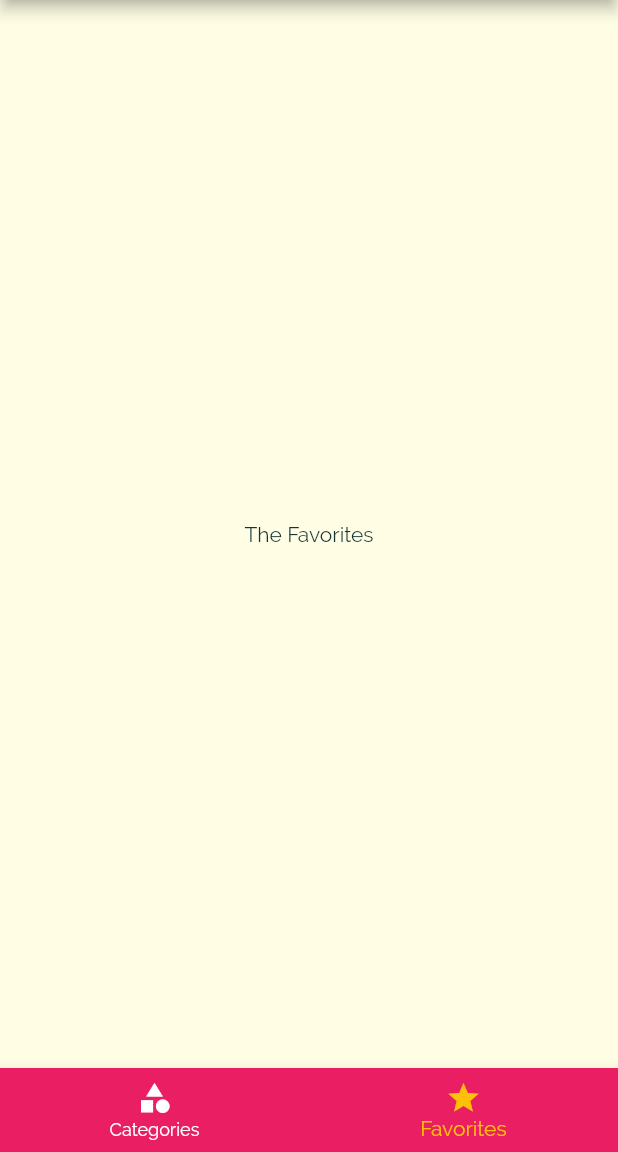
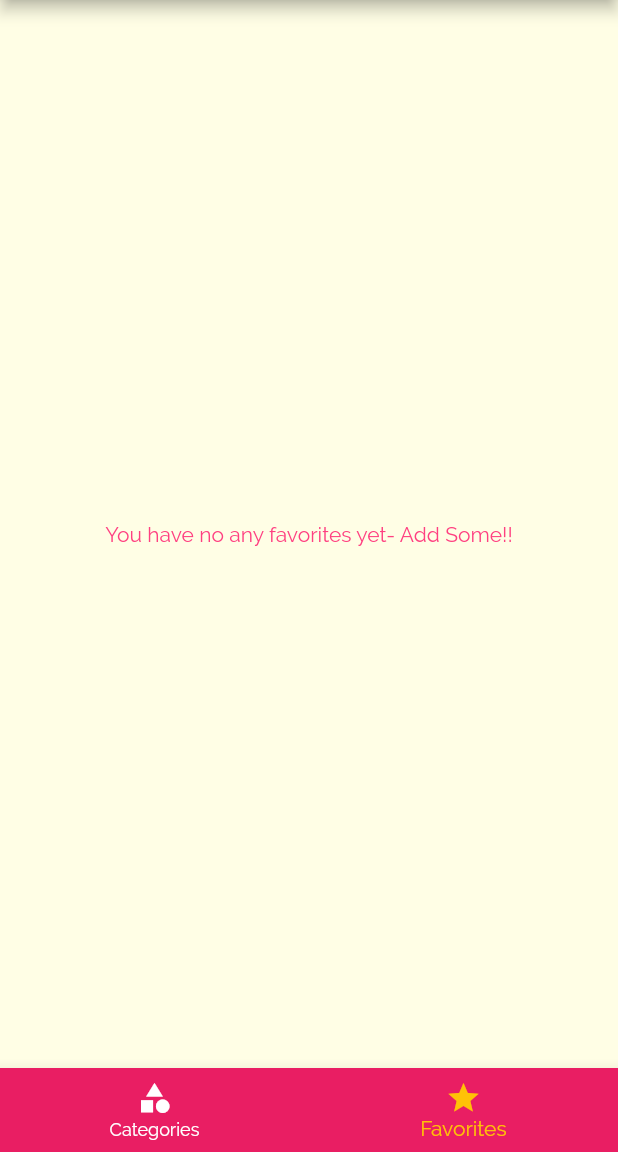
Before and after one commit to Manishcs076/meal_app, a Flutter app: the screen it shows after launch, item 2 of the bottom bar chosen, on a phone screen of 412 x 824 dp, the part 84-1236 px from its top. Run offline on Flutter 3.47's test engine with Material 2 defaults, Android fonts, the phone set to English and light mode, and no system bars.

Commit message:
adding a "Mark as Favorites" feature

```diff
--- a/lib/main.dart
+++ b/lib/main.dart
@@ -24,10 +24,13 @@ class _MyAppState extends State<MyApp> {
     'vegetarian': false,
   };
   List<Meal> _availableMeals = DUMMY_MEALS;
+  List<Meal> _favoriteMeals = [];
   void _setFilters(Map<String, bool> filterData) {
-    setState(() {
+    setState(
+      () {
         _filters = filterData;
-      _availableMeals = DUMMY_MEALS.where((meal) {
+        _availableMeals = DUMMY_MEALS.where(
+          (meal) {
             if (_filters['gluten'] && !meal.isGlutenFree) {
               return false;
             }
@@ -41,8 +44,29 @@ class _MyAppState extends State<MyApp> {
               return false;
             }
             return true;
-      },).toList();
-    },);
+          },
+        ).toList();
+      },
+    );
+  }
+
+  void _toggleFavorite(String mealId) {
+    final existedIndex = _favoriteMeals.indexWhere((meal) => meal.id == mealId);
+    if (existedIndex >= 0) {
+      setState(() {
+        _favoriteMeals.removeAt(existedIndex);
+      });
+    } else {
+      setState(() {
+        _favoriteMeals.add(
+          DUMMY_MEALS.firstWhere((meal) => meal.id == mealId),
+        );
+      });
+    }
+  }
+
+  bool _isMealFavorite(String id) {
+    return _favoriteMeals.any((meal)=> meal.id == id);
   }
 
   @override
@@ -71,11 +95,11 @@ class _MyAppState extends State<MyApp> {
       initialRoute: '/', //default is '/'
       //home: CategoriesScreen(),
       routes: {
-        '/': (ctx) => TabsScreen(),
+        '/': (ctx) => TabsScreen(_favoriteMeals),
         CategoryMealsScreen.routeName: (ctx) =>
             CategoryMealsScreen(_availableMeals),
-        MealDetailScreen.routeName: (ctx) => MealDetailScreen(),
-        FiltersScreen.routeName: (ctx) => FiltersScreen(_filters,_setFilters),
+        MealDetailScreen.routeName: (ctx) => MealDetailScreen(_toggleFavorite,_isMealFavorite),
+        FiltersScreen.routeName: (ctx) => FiltersScreen(_filters, _setFilters),
       },
       onGenerateRoute: (settings) {
         print(settings.arguments);
--- a/lib/models/meal.dart
+++ b/lib/models/meal.dart
@@ -26,8 +26,10 @@ class Meal {
   final bool isLactoseFree;
   final bool isVegan;
   final bool isVegetarian;
+ // final bool isFavorites;
   const Meal(
       {@required this.id,
+     // @required this.isFavorites,
       @required this.categories,
       @required this.title,
       @required this.imageUrl,
--- a/lib/screens/category_meals_screen.dart
+++ b/lib/screens/category_meals_screen.dart
@@ -58,7 +58,7 @@ class _CategoryMealsScreenState extends State<CategoryMealsScreen> {
             duration: displayedMeals[index].duration,
             affordability: displayedMeals[index].affordability,
             complexity: displayedMeals[index].complexity,
-            removeItem: _removeMeal,
+           // removeItem: _removeMeal,
           );
         },
         itemCount: displayedMeals.length,
--- a/lib/screens/favorites_screen.dart
+++ b/lib/screens/favorites_screen.dart
@@ -1,10 +1,32 @@
 import 'package:flutter/material.dart';
+import '../models/meal.dart';
+import '../widgets/meal_item.dart';
 
 class FavoritesScreen extends StatelessWidget {
+  List<Meal> favoriteMeals;
+  FavoritesScreen(this.favoriteMeals);
   @override
   Widget build(BuildContext context) {
-    return Center(
-      child: Text('The Favorites'),
-    );
+    if (favoriteMeals.isEmpty) {
+      return Center(
+        child: Text(
+            'You have no any favorites yet- Add Some!!',style: TextStyle(color: Colors.pinkAccent),),
+      );
+    } else {
+      return ListView.builder(
+        itemBuilder: (ctx, index) {
+          return MealItem(
+            id: favoriteMeals[index].id,
+            title: favoriteMeals[index].title,
+            imageURL: favoriteMeals[index].imageUrl,
+            duration: favoriteMeals[index].duration,
+            affordability: favoriteMeals[index].affordability,
+            complexity: favoriteMeals[index].complexity,
+            // removeItem: _removeMeal,
+          );
+        },
+        itemCount: favoriteMeals.length,
+      );
+    }
   }
 }
--- a/lib/screens/tabs_screen.dart
+++ b/lib/screens/tabs_screen.dart
@@ -2,25 +2,35 @@ import 'package:flutter/material.dart';
 import '../main_drawer.dart';
 import './favorites_screen.dart';
 import './categories_screen.dart';
+import '../models/meal.dart';
 
 class TabsScreen extends StatefulWidget {
+  final List<Meal> favoriteMeals;
+
+  TabsScreen(this.favoriteMeals);
+
   @override
   _TabsScreenState createState() => _TabsScreenState();
 }
 
 class _TabsScreenState extends State<TabsScreen> {
-  final List<Map<String, Object>> _pages = [
+  List<Map<String, Object>> _pages;
+
+  int _selectedPageIndex = 0;
+  @override
+  void initState() {
+    _pages =  [
     {
       'page': CategoriesScreen(),
       'title': 'Categories',
     },
     {
-      'page': FavoritesScreen(),
+      'page': FavoritesScreen(widget.favoriteMeals),
       'title': 'Your Favorites',
     },
   ];
-
-  int _selectedPageIndex = 0;
+    super.initState();
+  }
 
   void _selectPage(int index) {
     setState(() {
--- a/lib/widgets/meal_item.dart
+++ b/lib/widgets/meal_item.dart
@@ -9,11 +9,11 @@ class MealItem extends StatelessWidget {
   final int duration;
   final Complexity complexity;
   final Affordability affordability;
-  final Function removeItem;
+ // final Function removeItem;
 
   MealItem(
       {@required this.id,
-      @required this.removeItem,
+    //  @required this.removeItem,
       @required this.title,
       @required this.imageURL,
       @required this.duration,
@@ -59,7 +59,7 @@ class MealItem extends StatelessWidget {
     )
         .then((result) {
       if (result != null) {
-        removeItem(result);
+       // removeItem(result);
       }
     });
   }
```
Also changed, not shown: lib/screens/meal_detail_screen.dart (+5 -5 lines). Lines whose indentation alone changed are shown as unchanged.
